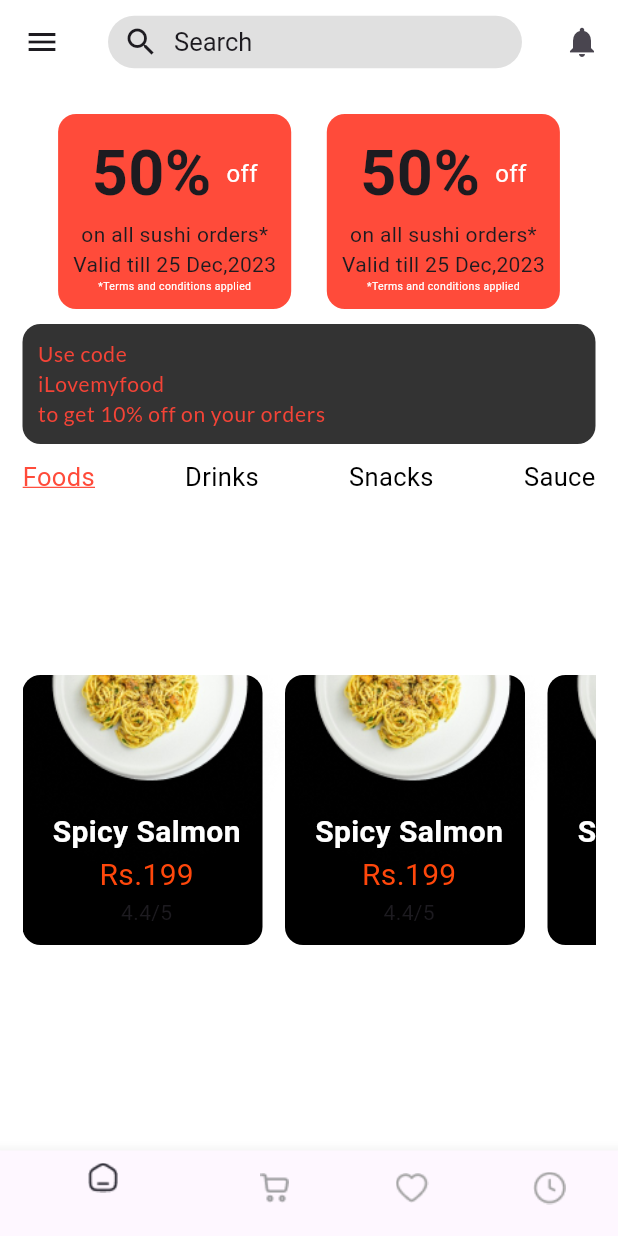
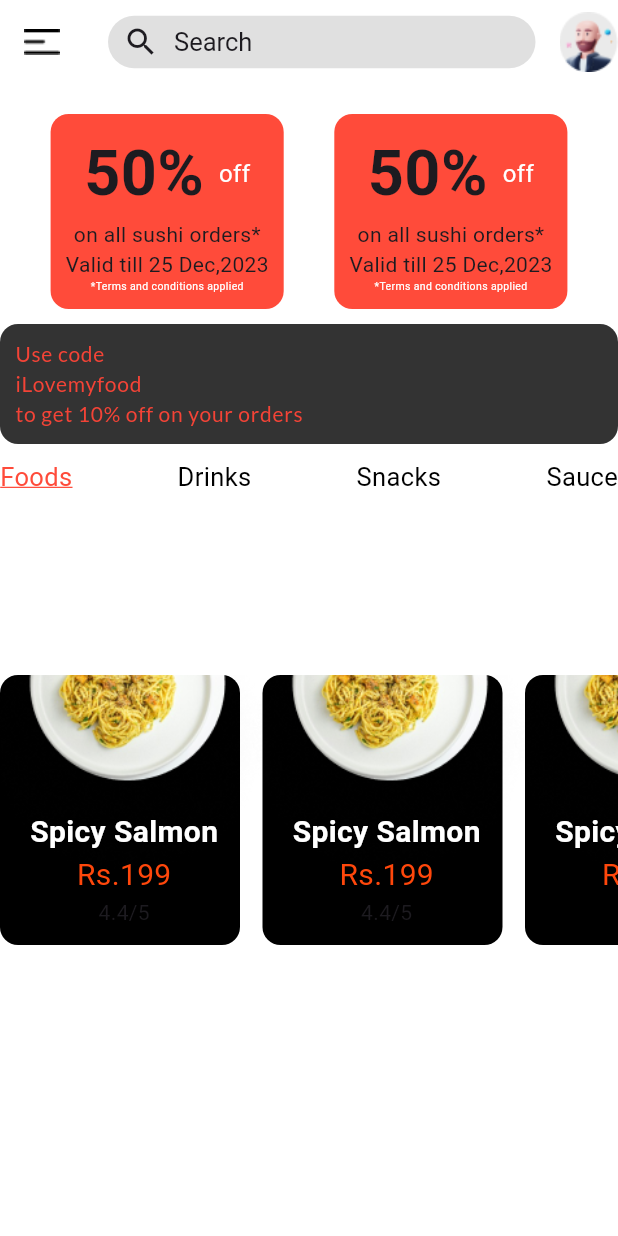
Before and after one commit to MutazAsem/food_app, a Flutter app: the HomeScreen screen opened directly, on a phone screen of 412 x 824 dp. Run offline on Flutter 3.47's test engine with Material 3 defaults, Android fonts, the phone set to English and light mode, and no system bars; our stand-ins replace google_fonts.

Commit message:
add assets to appBar in home screen

```diff
--- a/lib/screens/home_screen.dart
+++ b/lib/screens/home_screen.dart
@@ -11,7 +11,7 @@ class HomeScreen extends StatelessWidget {
       backgroundColor: Colors.white,
       appBar: AppBar(
         backgroundColor: Colors.white,
-        leading: const Icon(Icons.menu),
+        leading: Image.asset('assets/icons/drawer.png'),
         title: Container(
           height: 35,
           decoration: BoxDecoration(
@@ -34,13 +34,9 @@ class HomeScreen extends StatelessWidget {
             ],
           ),
         ),
-        actions: [
-          IconButton(onPressed: () {}, icon: const Icon(Icons.notifications)),
-        ],
+        actions: [Image.asset('assets/icons/person.png')],
       ),
-      body: Padding(
-        padding: const EdgeInsets.symmetric(horizontal: 15),
-        child: Column(
+      body: Column(
         children: [
           const SizedBox(height: 20),
           Row(
@@ -52,8 +48,8 @@ class HomeScreen extends StatelessWidget {
                   color: AppColors.kPrimaryColor,
                 ),
                 child: const Padding(
-                    padding: EdgeInsets.only(
-                        left: 10, right: 10, top: 10, bottom: 10),
+                  padding:
+                      EdgeInsets.only(left: 10, right: 10, top: 10, bottom: 10),
                   child: Column(
                     children: [
                       Row(
@@ -98,8 +94,8 @@ class HomeScreen extends StatelessWidget {
                   color: AppColors.kPrimaryColor,
                 ),
                 child: const Padding(
-                    padding: EdgeInsets.only(
-                        left: 10, right: 10, top: 10, bottom: 10),
+                  padding:
+                      EdgeInsets.only(left: 10, right: 10, top: 10, bottom: 10),
                   child: Column(
                     children: [
                       Row(
@@ -154,8 +150,7 @@ class HomeScreen extends StatelessWidget {
                 child: Text(
                   'Use code \niLovemyfood \nto get 10% off on your orders',
                   style: GoogleFonts.lato(
-                      textStyle:
-                          TextStyle(color: Colors.red, letterSpacing: .5),
+                    textStyle: TextStyle(color: Colors.red, letterSpacing: .5),
                   ),
                 ),
               ),
@@ -251,19 +246,6 @@ class HomeScreen extends StatelessWidget {
           ),
         ],
       ),
-      ),
-      bottomNavigationBar: BottomNavigationBar(
-        items: [
-          BottomNavigationBarItem(
-              icon: Image.asset('assets/icons/home.png'), label: ''),
-          BottomNavigationBarItem(
-              icon: Image.asset('assets/icons/cart.png'), label: ''),
-          BottomNavigationBarItem(
-              icon: Image.asset('assets/icons/favarite.png'), label: ''),
-          BottomNavigationBarItem(
-              icon: Image.asset('assets/icons/timer.png'), label: ''),
-        ],
-      ),
     );
   }
 }
```
Lines whose indentation alone changed are shown as unchanged.
